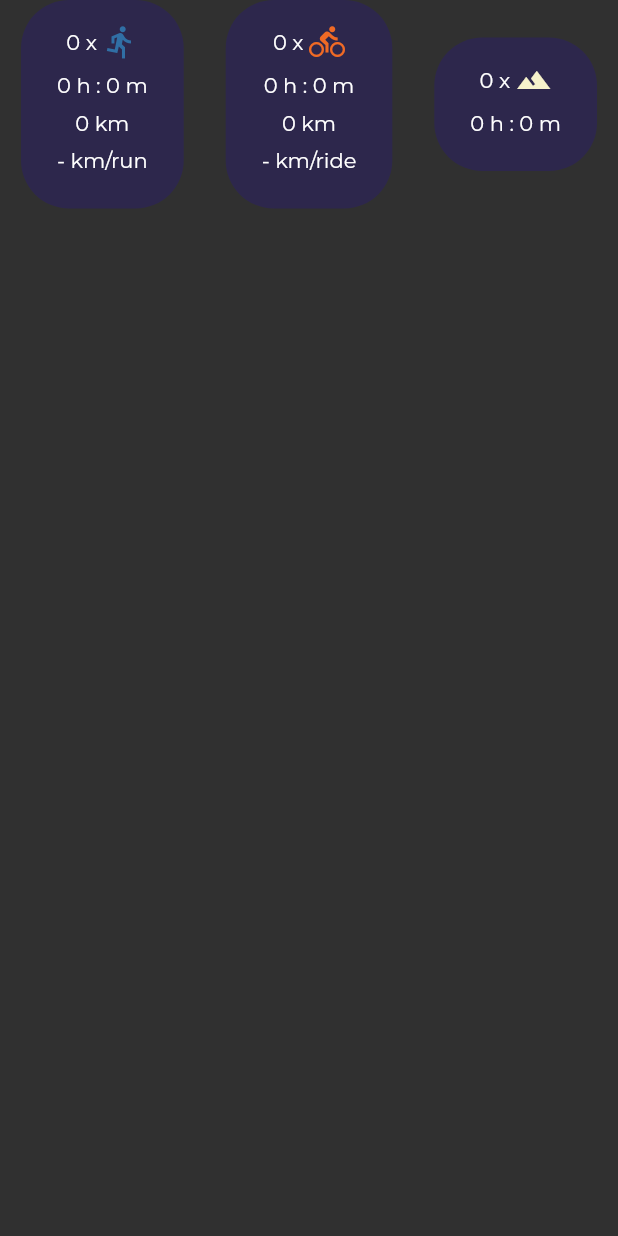
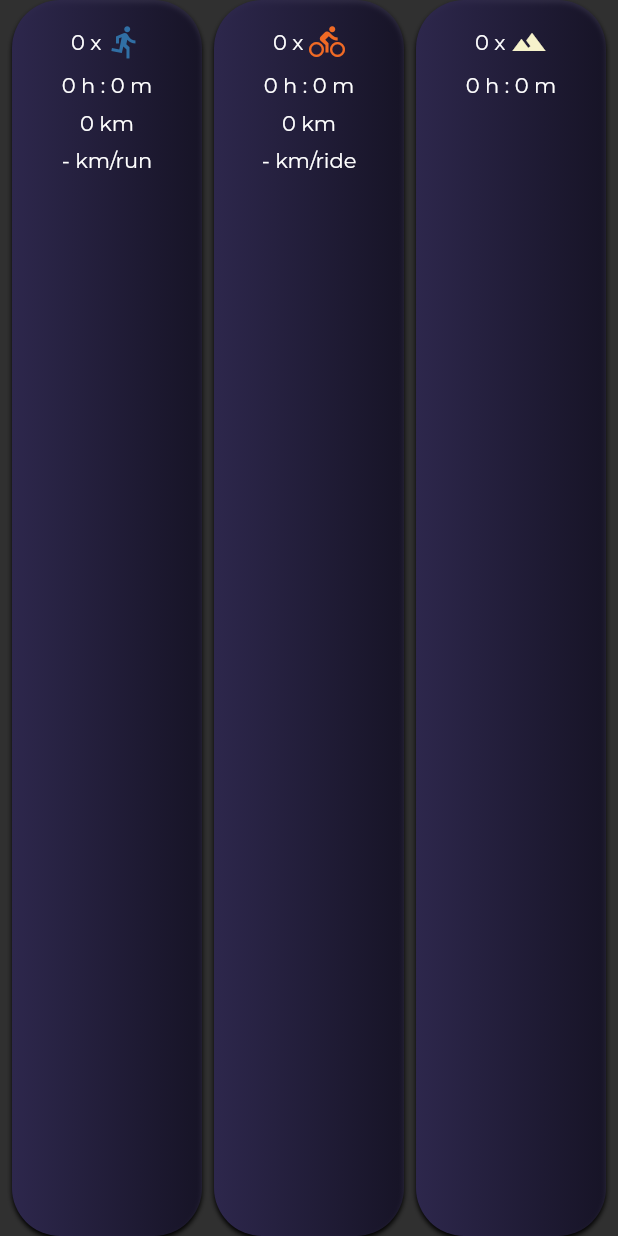
Before and after one commit to luuuuk/datavisualizationapp, a Flutter app: the OverviewWidget widget shown alone on an empty page, opened directly with empty values, on a phone screen of 412 x 824 dp. Run offline on Flutter 3.47's test engine with Material 2 defaults, Android fonts, the phone set to English and light mode, and no system bars; our stand-ins replace charts_flutter, flutter_slidable, flutter_speed_dial, google_fonts, page_transition, percent_indicator and 1 more; accounts and stored records are empty.

Commit message:
Fixed overflow in OverviewWidget, added shadows and gradients

```diff
--- a/lib/widgets/border_container.dart
+++ b/lib/widgets/border_container.dart
@@ -23,7 +23,6 @@ class BorderContainerWidget extends StatelessWidget{
            borderRadius: alignmentRight ? BorderRadius.only(topLeft: Radius.circular(80), bottomLeft: Radius.circular(80))
                : BorderRadius.only(topRight: Radius.circular(80), bottomRight: Radius.circular(80))),
        child: Column(
-         crossAxisAlignment: CrossAxisAlignment.stretch,
          children: [
            Container(
              alignment: alignmentRight ? Alignment.topRight : Alignment.topLeft,
@@ -32,7 +31,7 @@ class BorderContainerWidget extends StatelessWidget{
                  fontFamily: 'Montserrat',
                  color: ThemeColors.darkBlue,
                  fontWeight: FontWeight.bold,
-                 fontSize: 18.0),),
+                 fontSize: 16.0),),
            ),
            Container(
              margin: EdgeInsets.fromLTRB(0, 32, 0, 0),
--- a/lib/widgets/overview.dart
+++ b/lib/widgets/overview.dart
@@ -23,20 +23,36 @@ class OverviewWidget extends StatelessWidget {
     List<int> cyclingTime = dataList[1];
     List<int> climbingTime = dataList[2];
 
-    return Column(
-      children: <Widget>[
-        Row(
-          mainAxisAlignment: MainAxisAlignment.spaceAround,
-          children: <Widget>[
-            Container(
-              padding: EdgeInsets.all(16),
+    return Container(
+      padding: EdgeInsets.fromLTRB(4, 0, 4, 0),
+      child: Row(
+        crossAxisAlignment: CrossAxisAlignment.start,
+        children: <Widget>[
+          Expanded(
+            child: Container(
+              margin: EdgeInsets.only(left: 4, right: 4),
+              padding: EdgeInsets.fromLTRB(8, 16, 8, 16),
               decoration: BoxDecoration(
                 color: ThemeColors.darkBlue,
                 borderRadius: BorderRadius.all(Radius.circular(32)),
+                gradient: LinearGradient(
+                  colors: [
+                    ThemeColors.darkBlue,
+                    ThemeColors.darkBlue.withOpacity(.5),
+                  ],
+                ),
+                boxShadow: [
+                  BoxShadow(
+                    color: Colors.black,
+                    offset: Offset(0.0, 2.0), //(x,y)
+                    blurRadius: 2,
+                  ),
+                ],
               ),
               child: Column(
                 children: <Widget>[
                   Row(
+                    mainAxisAlignment: MainAxisAlignment.center,
                     children: <Widget>[
                       Text(
                         runningTime[3].toString() + " x ",
@@ -83,15 +99,31 @@ class OverviewWidget extends StatelessWidget {
                 ],
               ),
             ),
-            Container(
-              padding: EdgeInsets.all(16),
+          ),
+          Expanded(
+            child: Container(
+              margin: EdgeInsets.only(left: 4, right: 4),
+              padding: EdgeInsets.fromLTRB(8, 16, 8, 16),
               decoration: BoxDecoration(
-                color: ThemeColors.darkBlue,
                 borderRadius: BorderRadius.all(Radius.circular(32)),
+                gradient: LinearGradient(
+                  colors: [
+                    ThemeColors.darkBlue,
+                    ThemeColors.darkBlue.withOpacity(.5),
+                  ],
+                ),
+                boxShadow: [
+                  BoxShadow(
+                    color: Colors.black,
+                    offset: Offset(0.0, 2.0), //(x,y)
+                    blurRadius: 2,
+                  ),
+                ],
               ),
               child: Column(
                 children: <Widget>[
                   Row(
+                    mainAxisAlignment: MainAxisAlignment.center,
                     children: <Widget>[
                       Text(
                         cyclingTime[3].toString() + " x ",
@@ -138,16 +170,32 @@ class OverviewWidget extends StatelessWidget {
                 ],
               ),
             ),
-            Container(
-              padding: EdgeInsets.all(16),
+          ),
+          Expanded(
+            child: Container(
+              margin: EdgeInsets.only(left: 4, right: 4),
+              padding: EdgeInsets.fromLTRB(8, 16, 8, 16),
               decoration: BoxDecoration(
-                color: ThemeColors.darkBlue,
                 borderRadius: BorderRadius.all(Radius.circular(32)),
+                gradient: LinearGradient(
+                  colors: [
+                    ThemeColors.darkBlue,
+                    ThemeColors.darkBlue.withOpacity(.5),
+                  ],
+                ),
+                boxShadow: [
+                  BoxShadow(
+                    color: Colors.black,
+                    offset: Offset(0.0, 2.0), //(x,y)
+                    blurRadius: 2,
+                  ),
+                ],
               ),
               child: Column(
                 mainAxisSize: MainAxisSize.max,
                 children: <Widget>[
                   Row(
+                    mainAxisAlignment: MainAxisAlignment.center,
                     children: <Widget>[
                       Text(
                         climbingTime[2].toString() + " x ",
@@ -174,9 +222,9 @@ class OverviewWidget extends StatelessWidget {
                 ],
               ),
             ),
-          ],
-        ),
-      ],
+          ),
+        ],
+      ),
     );
   }
 }
```
Also changed, not shown: lib/screens/home_screen.dart (+79 -7 lines).
